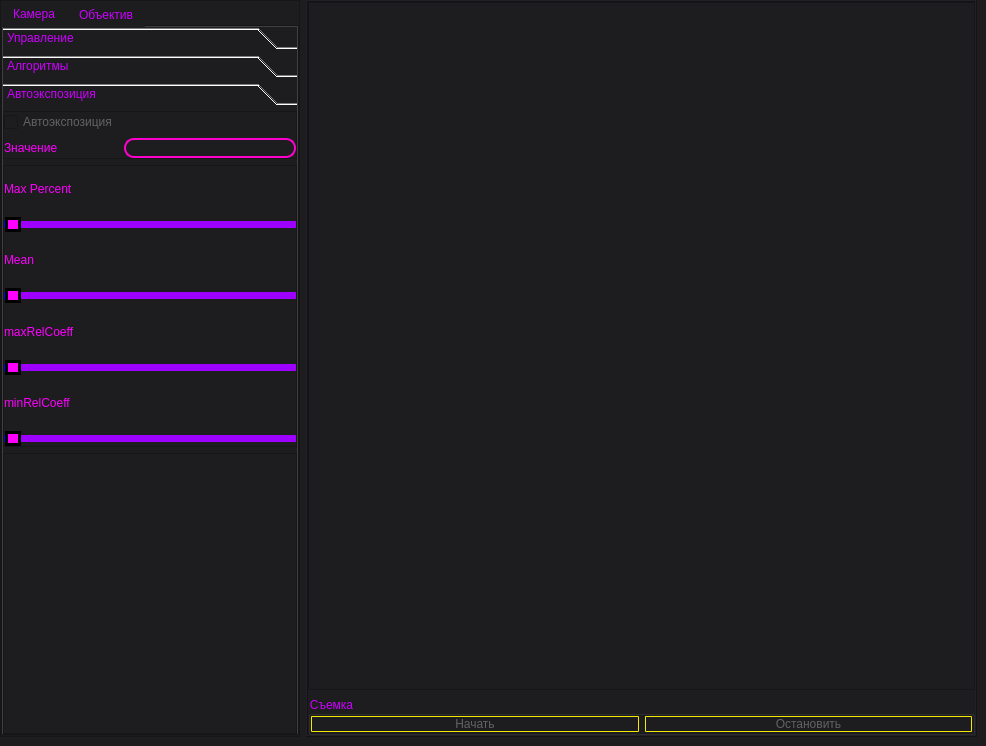
First picture: the form in project/mainwindow.ui, repository H4KC3R/AlgoDemon, before the edit.
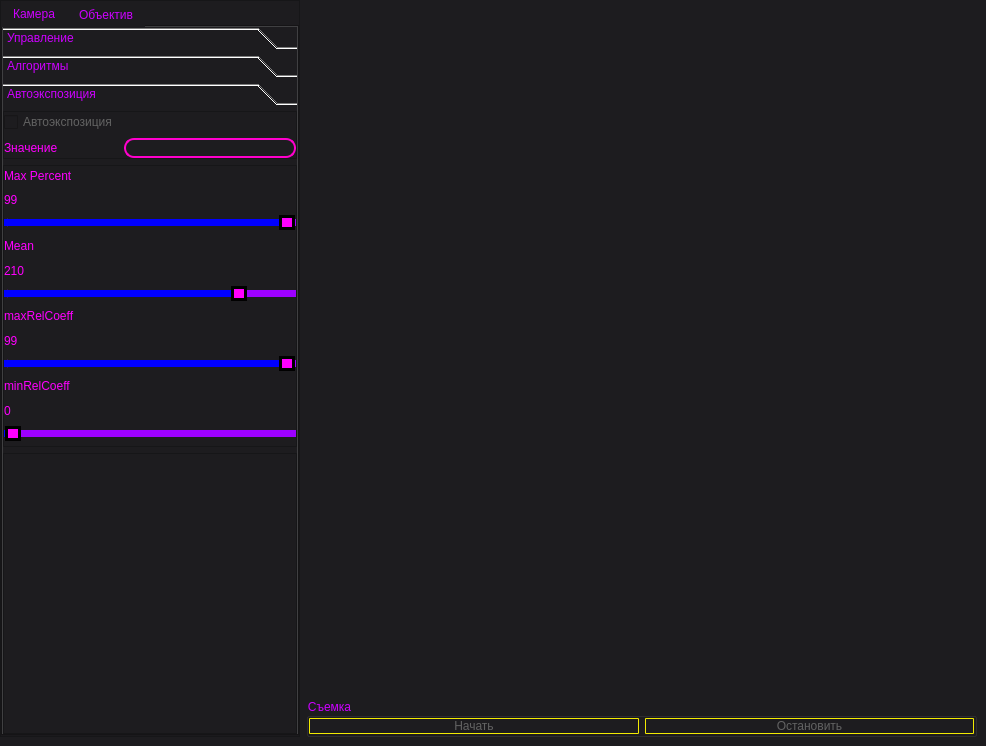
Second picture: the form after the edit. The open tabs and pages were chosen to show the change. Icons and pictures are not drawn.

Patch:
```diff
--- a/project/mainwindow.ui
+++ b/project/mainwindow.ui
@@ -32,7 +32,7 @@
    </property>
    <property name="font">
     <font>
-     <family>MS Shell Dlg 2</family>
+     <family>Segoe UI</family>
      <pointsize>10</pointsize>
      <italic>false</italic>
      <bold>false</bold>
@@ -1210,8 +1210,8 @@
                <rect>
                 <x>0</x>
                 <y>0</y>
-                <width>325</width>
-                <height>568</height>
+                <width>335</width>
+                <height>557</height>
                </rect>
               </property>
               <attribute name="label">
@@ -1324,57 +1324,56 @@
                    <number>0</number>
                   </property>
                   <property name="bottomMargin">
-                   <number>0</number>
+                   <number>5</number>
                   </property>
-                  <item row="0" column="0">
-                   <widget class="QLabel" name="maxPercentLabel">
-                    <property name="text">
-                     <string>Max Percent</string>
-                    </property>
-                   </widget>
-                  </item>
-                  <item row="2" column="0">
-                   <widget class="QSlider" name="maxPercentHSlider">
-                    <property name="enabled">
-                     <bool>false</bool>
-                    </property>
-                    <property name="orientation">
-                     <enum>Qt::Horizontal</enum>
-                    </property>
-                   </widget>
-                  </item>
                   <item row="5" column="0">
-                   <widget class="QLabel" name="maxRelCoeffLabel">
-                    <property name="text">
-                     <string>maxRelCoeff</string>
-                    </property>
-                   </widget>
-                  </item>
-                  <item row="8" column="0">
-                   <widget class="QLabel" name="minRelCoeffLabel">
-                    <property name="text">
-                     <string>minRelCoeff</string>
-                    </property>
-                   </widget>
-                  </item>
-                  <item row="3" column="0">
                    <widget class="QLabel" name="meanLabelHSlider">
                     <property name="text">
                      <string>Mean</string>
                     </property>
                    </widget>
                   </item>
+                  <item row="11" column="0">
+                   <widget class="QSlider" name="maxRelCoeffHSlider">
+                    <property name="enabled">
+                     <bool>false</bool>
+                    </property>
+                    <property name="value">
+                     <number>99</number>
+                    </property>
+                    <property name="orientation">
+                     <enum>Qt::Horizontal</enum>
+                    </property>
+                   </widget>
+                  </item>
                   <item row="4" column="0">
-                   <widget class="QSlider" name="meanHSlider">
+                   <widget class="QSlider" name="maxPercentHSlider">
                     <property name="enabled">
                      <bool>false</bool>
                     </property>
+                    <property name="value">
+                     <number>99</number>
+                    </property>
                     <property name="orientation">
                      <enum>Qt::Horizontal</enum>
                     </property>
                    </widget>
                   </item>
-                  <item row="9" column="0">
+                  <item row="2" column="0">
+                   <widget class="QLabel" name="maxPercenValueLabel">
+                    <property name="text">
+                     <string>99</string>
+                    </property>
+                   </widget>
+                  </item>
+                  <item row="13" column="0">
+                   <widget class="QLabel" name="minRelCoeffLabel">
+                    <property name="text">
+                     <string>minRelCoeff</string>
+                    </property>
+                   </widget>
+                  </item>
+                  <item row="15" column="0">
                    <widget class="QSlider" name="minRelCoeffHSlider">
                     <property name="enabled">
                      <bool>false</bool>
@@ -1384,16 +1383,57 @@
                     </property>
                    </widget>
                   </item>
+                  <item row="1" column="0">
+                   <widget class="QLabel" name="maxPercentLabel">
+                    <property name="text">
+                     <string>Max Percent</string>
+                    </property>
+                   </widget>
+                  </item>
+                  <item row="9" column="0">
+                   <widget class="QLabel" name="maxRelCoeffValueLabel">
+                    <property name="text">
+                     <string>99</string>
+                    </property>
+                   </widget>
+                  </item>
+                  <item row="8" column="0">
+                   <widget class="QLabel" name="maxRelCoeffLabel">
+                    <property name="text">
+                     <string>maxRelCoeff</string>
+                    </property>
+                   </widget>
+                  </item>
+                  <item row="6" column="0">
+                   <widget class="QLabel" name="meanValueLabel">
+                    <property name="text">
+                     <string>210</string>
+                    </property>
+                   </widget>
+                  </item>
                   <item row="7" column="0">
-                   <widget class="QSlider" name="maxRelCoeffHSlider">
+                   <widget class="QSlider" name="meanHSlider">
                     <property name="enabled">
                      <bool>false</bool>
                     </property>
+                    <property name="maximum">
+                     <number>255</number>
+                    </property>
+                    <property name="value">
+                     <number>210</number>
+                    </property>
                     <property name="orientation">
                      <enum>Qt::Horizontal</enum>
                     </property>
                    </widget>
                   </item>
+                  <item row="14" column="0">
+                   <widget class="QLabel" name="minRelCoeffValueLabel">
+                    <property name="text">
+                     <string>0</string>
+                    </property>
+                   </widget>
+                  </item>
                  </layout>
                 </widget>
                </item>
@@ -1704,7 +1744,7 @@
        </sizepolicy>
       </property>
       <property name="frameShape">
-       <enum>QFrame::Box</enum>
+       <enum>QFrame::NoFrame</enum>
       </property>
       <property name="frameShadow">
        <enum>QFrame::Raised</enum>
@@ -1728,7 +1768,7 @@
           <string notr="true"/>
          </property>
          <property name="frameShape">
-          <enum>QFrame::StyledPanel</enum>
+          <enum>QFrame::NoFrame</enum>
          </property>
          <property name="frameShadow">
           <enum>QFrame::Raised</enum>
```
Left out of the diff: 50 changed lines with no effect on the pictures.
